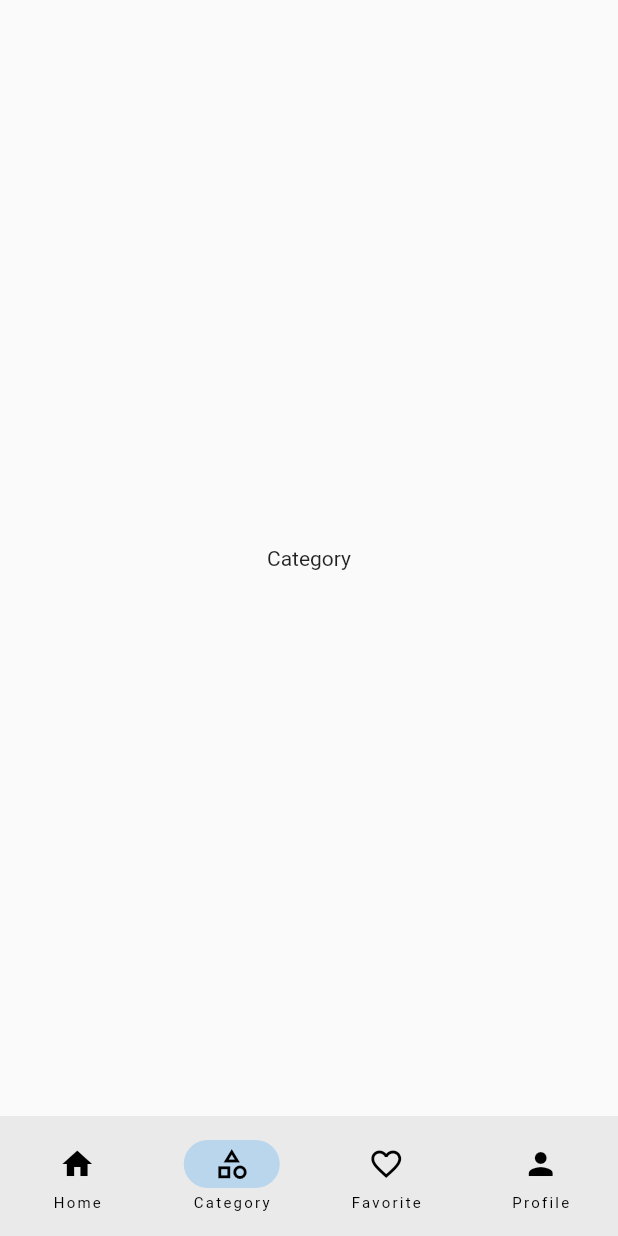
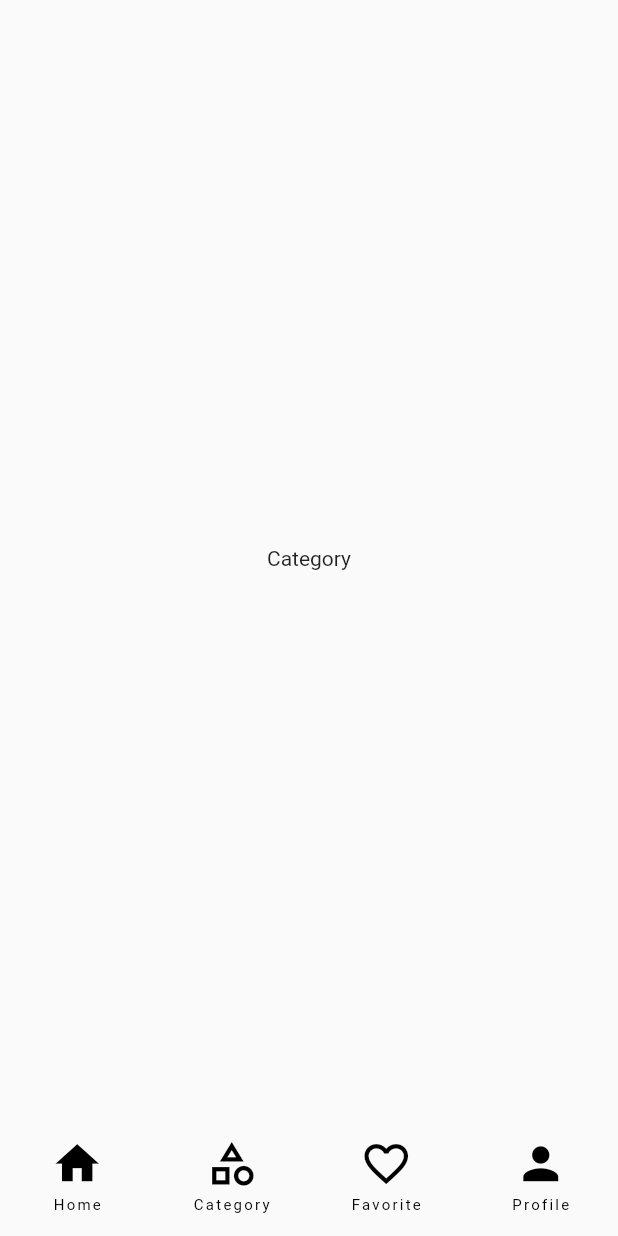
Before and after one commit to luonverak/Flutter-Demo-2-3, a Flutter app: the screen it shows after launch, item 2 of the bottom bar chosen, on a phone screen of 412 x 824 dp. Run offline on Flutter 3.47's test engine with Material 2 defaults, Android fonts, the phone set to English and light mode, and no system bars.

Commit message:
code commit

```diff
--- a/lib/model/category.dart
+++ b/lib/model/category.dart
@@ -26,4 +26,9 @@ List<Category> listCategory = [
     name: 'Phone',
     thumbnail: 'asset/images/iphone.webp',
   ),
+  Category(
+    id: 4,
+    name: 'Laptop',
+    thumbnail: 'asset/images/m1-pro.jpeg',
+  ),
 ];
--- a/lib/views/home_page.dart
+++ b/lib/views/home_page.dart
@@ -20,7 +20,12 @@ class _HomePageState extends State<HomePage> {
   Widget build(BuildContext context) {
     return Scaffold(
       body: screen[index],
-      bottomNavigationBar: NavigationBar(
+      bottomNavigationBar: NavigationBarTheme(
+        data: const NavigationBarThemeData(
+          backgroundColor: Colors.transparent,
+        ),
+        child: NavigationBar(
+          indicatorColor: Colors.transparent,
           selectedIndex: index,
           onDestinationSelected: (value) {
             setState(() {
@@ -28,13 +33,32 @@ class _HomePageState extends State<HomePage> {
             });
           },
           destinations: const [
-          NavigationDestination(icon: Icon(Icons.home), label: 'Home'),
             NavigationDestination(
-              icon: Icon(Icons.category_outlined), label: 'Category'),
+                icon: Icon(
+                  Icons.home,
+                  size: 35,
+                ),
+                label: 'Home'),
             NavigationDestination(
-              icon: Icon(Icons.favorite_border_outlined), label: 'Favorite'),
-          NavigationDestination(icon: Icon(Icons.person), label: 'Profile')
+                icon: Icon(
+                  Icons.category_outlined,
+                  size: 35,
+                ),
+                label: 'Category'),
+            NavigationDestination(
+                icon: Icon(
+                  Icons.favorite_border_outlined,
+                  size: 35,
+                ),
+                label: 'Favorite'),
+            NavigationDestination(
+                icon: Icon(
+                  Icons.person,
+                  size: 35,
+                ),
+                label: 'Profile')
           ],
+        ),
       ),
     );
   }
--- a/pubspec.yaml
+++ b/pubspec.yaml
@@ -35,6 +35,7 @@ dependencies:
   # The following adds the Cupertino Icons font to your application.
   # Use with the CupertinoIcons class for iOS style icons.
   cupertino_icons: ^1.0.2
+  drop_shadow: ^0.1.0
 
 dev_dependencies:
   flutter_test:
```
Also changed, not shown: lib/model/product.dart (added, +59 -0 lines), lib/views/home_screen.dart (+78 -0 lines), lib/widget/hot_sell.dart (added, +86 -0 lines), asset/images/apu5yqxtmv5jfajjbei1.webp (added), asset/images/m1-pro.jpeg (added), pubspec.lock, 2 other files. Lines whose indentation alone changed are shown as unchanged.
